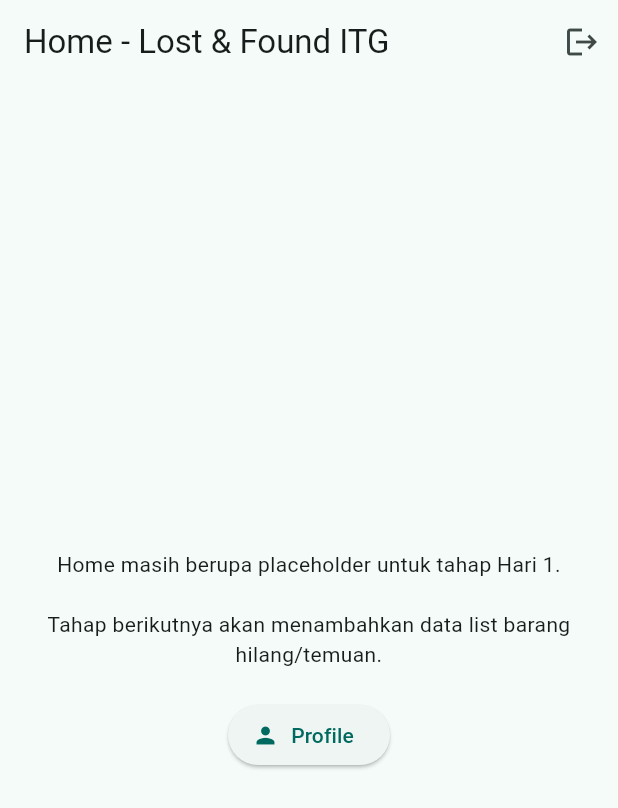
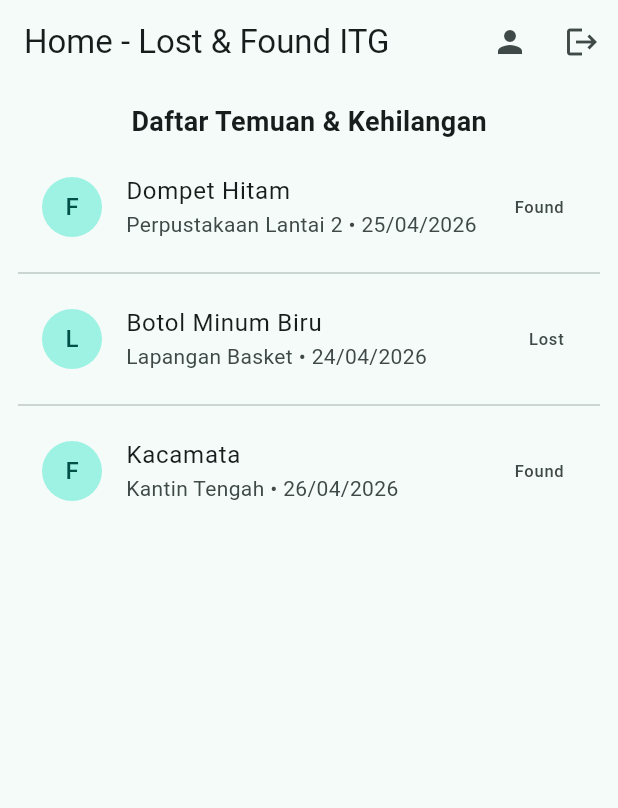
Before and after one commit to mohyasrul/UTS-Mobile-Flutter-RijalDanielMohammadYasrul, a Flutter app: the HomePage screen opened directly, on a phone screen of 412 x 824 dp. Shown: the top 808 px of the screen. Run offline on Flutter 3.47's test engine with Material 3 defaults, Android fonts, the phone set to English and light mode, and no system bars.

Commit message:
feat(home): display ListView of dummy lost/found items and add profile action

```diff
--- /dev/null
+++ b/lib/models/lost_item.dart
@@ -0,0 +1,13 @@
+class LostItem {
+  final String title;
+  final String location;
+  final String date;
+  final String status; // 'Found' or 'Lost' or 'Claimed'
+
+  const LostItem({
+    required this.title,
+    required this.location,
+    required this.date,
+    required this.status,
+  });
+}
--- a/lib/pages/home_page.dart
+++ b/lib/pages/home_page.dart
@@ -1,6 +1,7 @@
 import 'package:flutter/material.dart';
 import 'package:uts_pemrogramanmobile/pages/login_page.dart';
 import 'package:uts_pemrogramanmobile/pages/profile_page.dart';
+import 'package:uts_pemrogramanmobile/models/lost_item.dart';
 
 class HomePage extends StatelessWidget {
   const HomePage({super.key});
@@ -11,6 +12,18 @@ class HomePage extends StatelessWidget {
       appBar: AppBar(
         title: const Text('Home - Lost & Found ITG'),
         actions: [
+          IconButton(
+            tooltip: 'Profile',
+            icon: const Icon(Icons.person),
+            onPressed: () {
+              Navigator.push(
+                context,
+                MaterialPageRoute<void>(
+                  builder: (BuildContext context) => const ProfilePage(),
+                ),
+              );
+            },
+          ),
           IconButton(
             tooltip: 'Logout',
             icon: const Icon(Icons.logout),
@@ -25,34 +38,54 @@ class HomePage extends StatelessWidget {
           ),
         ],
       ),
-      body: Center(
-        child: Padding(
-          padding: const EdgeInsets.all(24),
-          child: Column(
-            mainAxisSize: MainAxisSize.min,
-            children: [
-              const Text(
-                'Home masih berupa placeholder untuk tahap Hari 1.\n\n'
-                'Tahap berikutnya akan menambahkan data list barang hilang/temuan.',
-                textAlign: TextAlign.center,
-              ),
-              const SizedBox(height: 20),
-              ElevatedButton.icon(
-                onPressed: () {
-                  Navigator.push(
-                    context,
-                    MaterialPageRoute<void>(
-                      builder: (BuildContext context) => const ProfilePage(),
-                    ),
+      body: Padding(
+        padding: const EdgeInsets.all(12),
+        child: Column(
+          children: [
+            const Text(
+              'Daftar Temuan & Kehilangan',
+              style: TextStyle(fontSize: 18, fontWeight: FontWeight.bold),
+            ),
+            const SizedBox(height: 8),
+            Expanded(
+              child: ListView.separated(
+                itemCount: dummyItems.length,
+                separatorBuilder: (_, __) => const Divider(),
+                itemBuilder: (context, index) {
+                  final item = dummyItems[index];
+                  return ListTile(
+                    leading: CircleAvatar(child: Text(item.status[0])),
+                    title: Text(item.title),
+                    subtitle: Text('${item.location} • ${item.date}'),
+                    trailing: Text(item.status),
                   );
                 },
-                icon: const Icon(Icons.person),
-                label: const Text('Profile'),
               ),
-            ],
-          ),
+            ),
+          ],
         ),
       ),
     );
   }
+
+  static const List<LostItem> dummyItems = [
+    LostItem(
+      title: 'Dompet Hitam',
+      location: 'Perpustakaan Lantai 2',
+      date: '25/04/2026',
+      status: 'Found',
+    ),
+    LostItem(
+      title: 'Botol Minum Biru',
+      location: 'Lapangan Basket',
+      date: '24/04/2026',
+      status: 'Lost',
+    ),
+    LostItem(
+      title: 'Kacamata',
+      location: 'Kantin Tengah',
+      date: '26/04/2026',
+      status: 'Found',
+    ),
+  ];
 }
```
Also changed, not shown: 1 other file.
